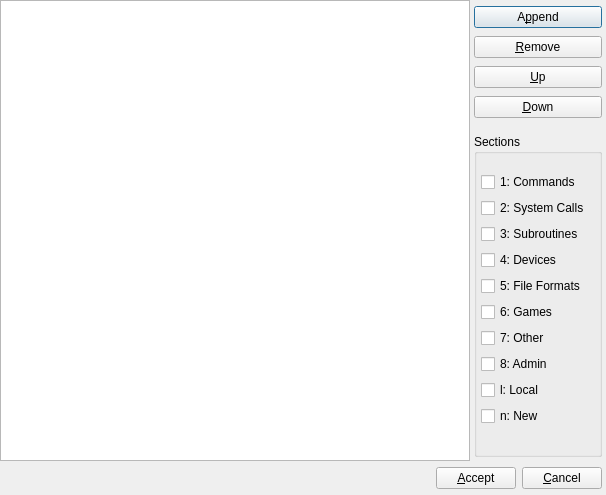
The window that options.ui (probonopd/manpager) describes before a commit, drawn with Qt 5.
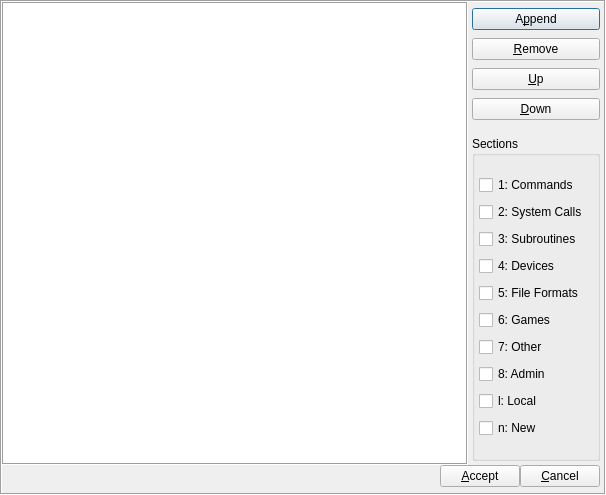
The same window after the commit. Icons and pictures are not drawn.

Patch:
```diff
--- a/options.ui
+++ b/options.ui
@@ -42,6 +42,30 @@
     <number>0</number>
    </property>
    <item>
+    <widget class="QFrame" name="frame">
+     <property name="frameShape">
+      <enum>QFrame::Box</enum>
+     </property>
+     <property name="frameShadow">
+      <enum>QFrame::Sunken</enum>
+     </property>
+     <layout class="QVBoxLayout" name="verticalLayout_3">
+      <property name="spacing">
+       <number>0</number>
+      </property>
+      <property name="leftMargin">
+       <number>0</number>
+      </property>
+      <property name="topMargin">
+       <number>0</number>
+      </property>
+      <property name="rightMargin">
+       <number>0</number>
+      </property>
+      <property name="bottomMargin">
+       <number>0</number>
+      </property>
+      <item>
     <layout class="QHBoxLayout" name="horizontalLayout_2">
      <property name="spacing">
       <number>4</number>
@@ -53,6 +77,12 @@
          <pointsize>14</pointsize>
         </font>
        </property>
+          <property name="frameShape">
+           <enum>QFrame::Box</enum>
+          </property>
+          <property name="frameShadow">
+           <enum>QFrame::Sunken</enum>
+          </property>
       </widget>
      </item>
      <item>
@@ -269,6 +299,9 @@
       </widget>
      </item>
     </layout>
+      </item>
+     </layout>
+    </widget>
    </item>
   </layout>
  </widget>
```
Lines whose indentation alone changed are shown as unchanged.
